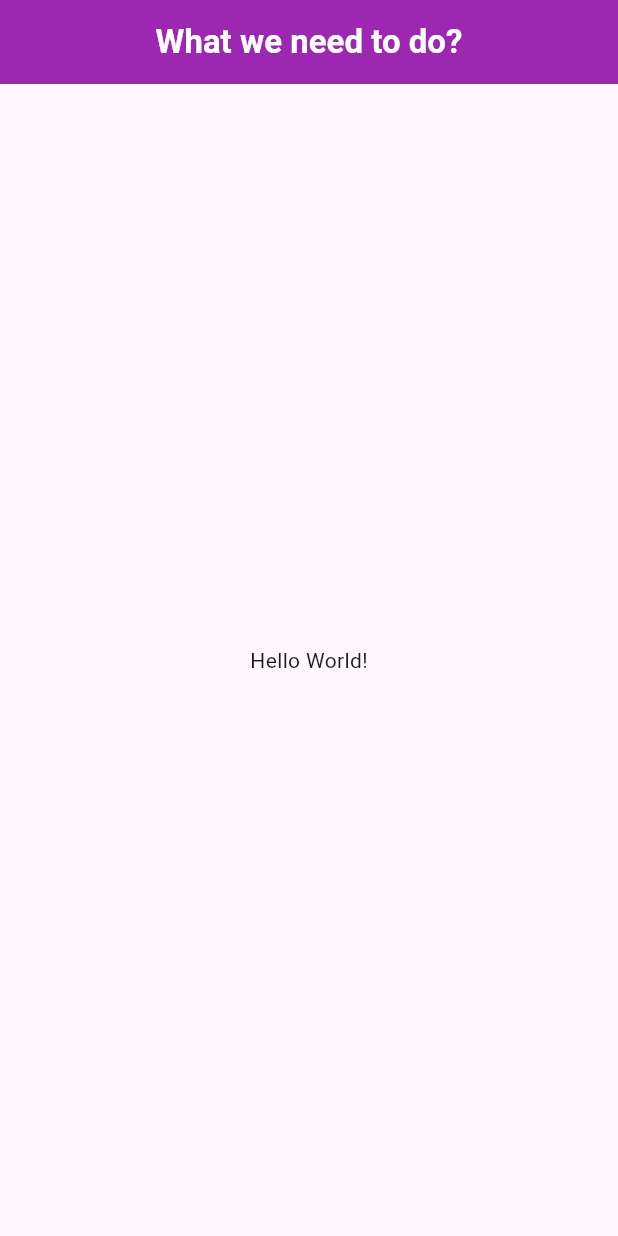
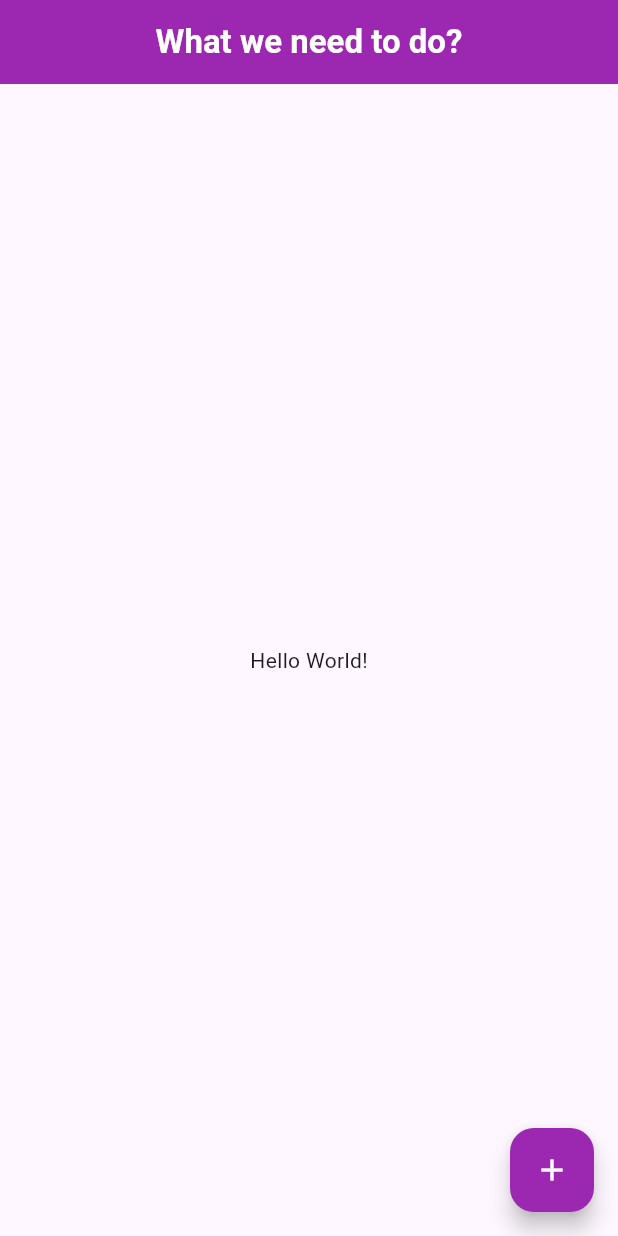
Before and after one commit to LukaszWalencik/simple_todo_app, a Flutter app: the screen it shows after launch, on a phone screen of 412 x 824 dp. Run offline on Flutter 3.47's test engine with Material 3 defaults, Android fonts, the phone set to English and light mode, and no system bars.

Commit message:
Add floating button without function atm

```diff
--- a/lib/main.dart
+++ b/lib/main.dart
@@ -24,6 +24,14 @@ class MainApp extends StatelessWidget {
         body: const Center(
           child: Text('Hello World!'),
         ),
+        floatingActionButton: FloatingActionButton(
+          backgroundColor: Colors.purple,
+          onPressed: () {},
+          child: const Icon(
+            Icons.add,
+            color: Colors.white,
+          ),
+        ),
       ),
     );
   }
```
